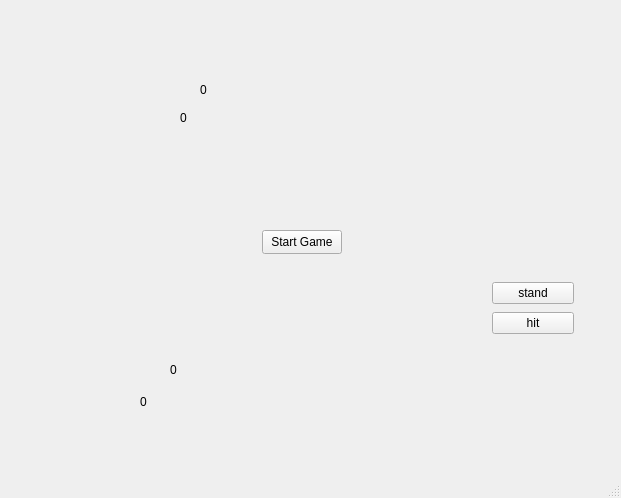
This is mainwindow.ui in brainstorm1703/blackjack as Qt 5 draws it before an edit. The edited form follows.
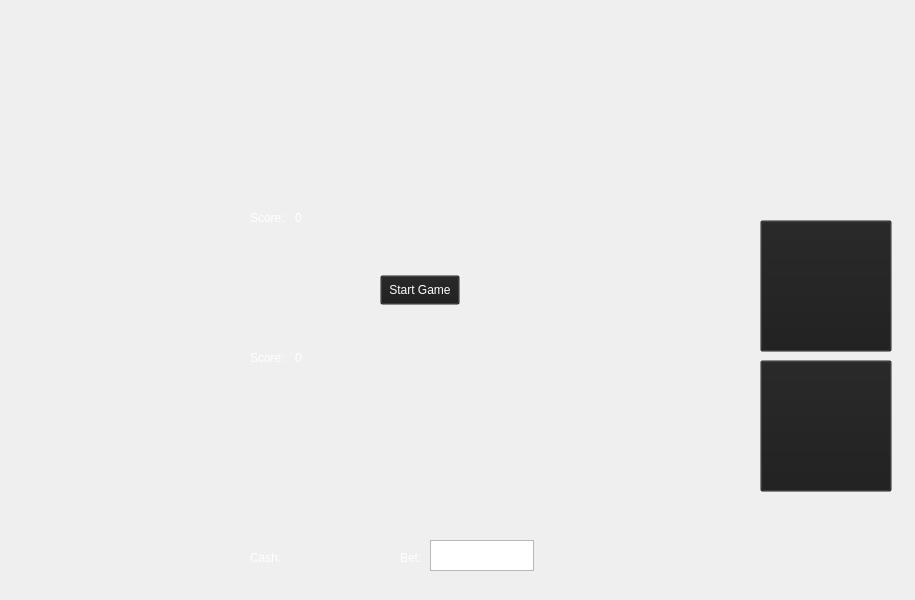
This is the edited form. Icons and pictures are not drawn.

What changed in the file:
```diff
--- a/mainwindow.ui
+++ b/mainwindow.ui
@@ -6,132 +6,274 @@
    <rect>
     <x>0</x>
     <y>0</y>
-    <width>621</width>
-    <height>498</height>
+    <width>915</width>
+    <height>600</height>
    </rect>
   </property>
   <property name="windowTitle">
    <string>MainWindow</string>
   </property>
+  <property name="styleSheet">
+   <string notr="true">background: url(:/res/background/background.png)</string>
+  </property>
   <widget class="QWidget" name="centralwidget">
-   <widget class="QWidget" name="layoutWidget">
+   <widget class="QLabel" name="labelCash">
     <property name="geometry">
      <rect>
-      <x>492</x>
-      <y>280</y>
-      <width>82</width>
-      <height>56</height>
+      <x>250</x>
+      <y>550</y>
+      <width>31</width>
+      <height>16</height>
      </rect>
     </property>
-    <layout class="QVBoxLayout" name="verticalLayout">
-     <item>
-      <widget class="QPushButton" name="stand">
-       <property name="text">
-        <string>stand</string>
-       </property>
-      </widget>
-     </item>
-     <item>
-      <widget class="QPushButton" name="addCard">
-       <property name="enabled">
-        <bool>true</bool>
-       </property>
-       <property name="text">
-        <string>hit</string>
-       </property>
-      </widget>
-     </item>
-    </layout>
+    <property name="styleSheet">
+     <string notr="true">color:white;</string>
+    </property>
+    <property name="text">
+     <string>Cash:</string>
+    </property>
    </widget>
-   <widget class="QLabel" name="playerScore">
+   <widget class="QPlainTextEdit" name="bet">
+    <property name="geometry">
+     <rect>
+      <x>430</x>
+      <y>540</y>
+      <width>104</width>
+      <height>31</height>
+     </rect>
+    </property>
+    <property name="styleSheet">
+     <string notr="true">color:white</string>
+    </property>
+    <property name="plainText">
+     <string>10</string>
+    </property>
+   </widget>
+   <widget class="QLabel" name="playerFirstCard">
+    <property name="geometry">
+     <rect>
+      <x>240</x>
+      <y>380</y>
+      <width>93</width>
+      <height>132</height>
+     </rect>
+    </property>
+    <property name="styleSheet">
+     <string notr="true"/>
+    </property>
+    <property name="text">
+     <string/>
+    </property>
+   </widget>
+   <widget class="QLabel" name="pScore">
     <property name="enabled">
      <bool>true</bool>
     </property>
     <property name="geometry">
      <rect>
-      <x>170</x>
+      <x>295</x>
+      <y>350</y>
+      <width>16</width>
+      <height>16</height>
+     </rect>
+    </property>
+    <property name="styleSheet">
+     <string notr="true">color:white;
+background-color: rgba(28,28,28,0);</string>
+    </property>
+    <property name="text">
+     <string>0</string>
+    </property>
+   </widget>
+   <widget class="QLabel" name="Score_2">
+    <property name="enabled">
+     <bool>true</bool>
+    </property>
+    <property name="geometry">
+     <rect>
+      <x>250</x>
+      <y>210</y>
+      <width>41</width>
+      <height>16</height>
+     </rect>
+    </property>
+    <property name="styleSheet">
+     <string notr="true">color:white;</string>
+    </property>
+    <property name="text">
+     <string>Score:</string>
+    </property>
+   </widget>
+   <widget class="QLabel" name="dScore">
+    <property name="enabled">
+     <bool>true</bool>
+    </property>
+    <property name="geometry">
+     <rect>
+      <x>295</x>
+      <y>210</y>
+      <width>16</width>
+      <height>16</height>
+     </rect>
+    </property>
+    <property name="styleSheet">
+     <string notr="true">color:white;
+background-color: rgba(28,28,28,0);</string>
+    </property>
+    <property name="text">
+     <string>0</string>
+    </property>
+   </widget>
+   <widget class="QPushButton" name="addCard">
+    <property name="geometry">
+     <rect>
+      <x>760</x>
       <y>360</y>
-      <width>351</width>
-      <height>20</height>
+      <width>132</width>
+      <height>132</height>
      </rect>
     </property>
+    <property name="styleSheet">
+     <string notr="true">color:white;
+background-color: rgba(28,28,28,0);</string>
+    </property>
     <property name="text">
-     <string>0</string>
+     <string/>
+    </property>
+    <property name="iconSize">
+     <size>
+      <width>512</width>
+      <height>512</height>
+     </size>
+    </property>
+   </widget>
+   <widget class="QLabel" name="playerCash">
+    <property name="geometry">
+     <rect>
+      <x>290</x>
+      <y>550</y>
+      <width>49</width>
+      <height>16</height>
+     </rect>
+    </property>
+    <property name="styleSheet">
+     <string notr="true">color:white;
+background-color: rgba(28,28,28,0);</string>
+    </property>
+    <property name="text">
+     <string/>
+    </property>
+   </widget>
+   <widget class="QLabel" name="labelBet">
+    <property name="geometry">
+     <rect>
+      <x>400</x>
+      <y>550</y>
+      <width>21</width>
+      <height>16</height>
+     </rect>
+    </property>
+    <property name="styleSheet">
+     <string notr="true">color:white;</string>
+    </property>
+    <property name="text">
+     <string>Bet:</string>
+    </property>
+   </widget>
+   <widget class="QPushButton" name="stand">
+    <property name="geometry">
+     <rect>
+      <x>760</x>
+      <y>220</y>
+      <width>132</width>
+      <height>132</height>
+     </rect>
+    </property>
+    <property name="styleSheet">
+     <string notr="true">color:white;
+background-color: rgba(28,28,28,0);</string>
+    </property>
+    <property name="text">
+     <string/>
+    </property>
+    <property name="iconSize">
+     <size>
+      <width>512</width>
+      <height>512</height>
+     </size>
+    </property>
+   </widget>
+   <widget class="QLabel" name="dealerFirstCard">
+    <property name="geometry">
+     <rect>
+      <x>240</x>
+      <y>70</y>
+      <width>93</width>
+      <height>132</height>
+     </rect>
+    </property>
+    <property name="styleSheet">
+     <string notr="true"/>
+    </property>
+    <property name="text">
+     <string/>
     </property>
    </widget>
    <widget class="QPushButton" name="startGame">
     <property name="geometry">
      <rect>
-      <x>262</x>
-      <y>230</y>
+      <x>380</x>
+      <y>275</y>
       <width>80</width>
-      <height>24</height>
+      <height>30</height>
      </rect>
     </property>
+    <property name="styleSheet">
+     <string notr="true">color:white;
+background-color: rgba(28,28,28,0);</string>
+    </property>
     <property name="text">
      <string>Start Game</string>
     </property>
    </widget>
-   <widget class="QLabel" name="pScore">
+   <widget class="QLabel" name="Score_1">
     <property name="enabled">
      <bool>true</bool>
     </property>
     <property name="geometry">
      <rect>
-      <x>140</x>
-      <y>390</y>
-      <width>281</width>
-      <height>24</height>
-     </rect>
-    </property>
-    <property name="text">
-     <string>0</string>
-    </property>
-   </widget>
-   <widget class="QLabel" name="dScore">
-    <property name="enabled">
-     <bool>true</bool>
-    </property>
-    <property name="geometry">
-     <rect>
-      <x>180</x>
-      <y>110</y>
-      <width>71</width>
+      <x>250</x>
+      <y>350</y>
+      <width>41</width>
       <height>16</height>
      </rect>
     </property>
+    <property name="styleSheet">
+     <string notr="true">color:white;</string>
+    </property>
     <property name="text">
-     <string>0</string>
+     <string>Score:</string>
     </property>
    </widget>
-   <widget class="QLabel" name="dealerScore">
-    <property name="enabled">
-     <bool>true</bool>
-    </property>
+   <widget class="QLabel" name="deckCard">
     <property name="geometry">
      <rect>
-      <x>200</x>
-      <y>80</y>
-      <width>301</width>
-      <height>20</height>
+      <x>670</x>
+      <y>20</y>
+      <width>93</width>
+      <height>132</height>
      </rect>
     </property>
+    <property name="styleSheet">
+     <string notr="true">background: url(:/res/background/backgroundCard.png);
+
+</string>
+    </property>
     <property name="text">
-     <string>0</string>
+     <string/>
     </property>
    </widget>
   </widget>
-  <widget class="QMenuBar" name="menubar">
-   <property name="geometry">
-    <rect>
-     <x>0</x>
-     <y>0</y>
-     <width>621</width>
-     <height>21</height>
-    </rect>
-   </property>
-  </widget>
-  <widget class="QStatusBar" name="statusbar"/>
  </widget>
  <resources/>
  <connections/>
```
